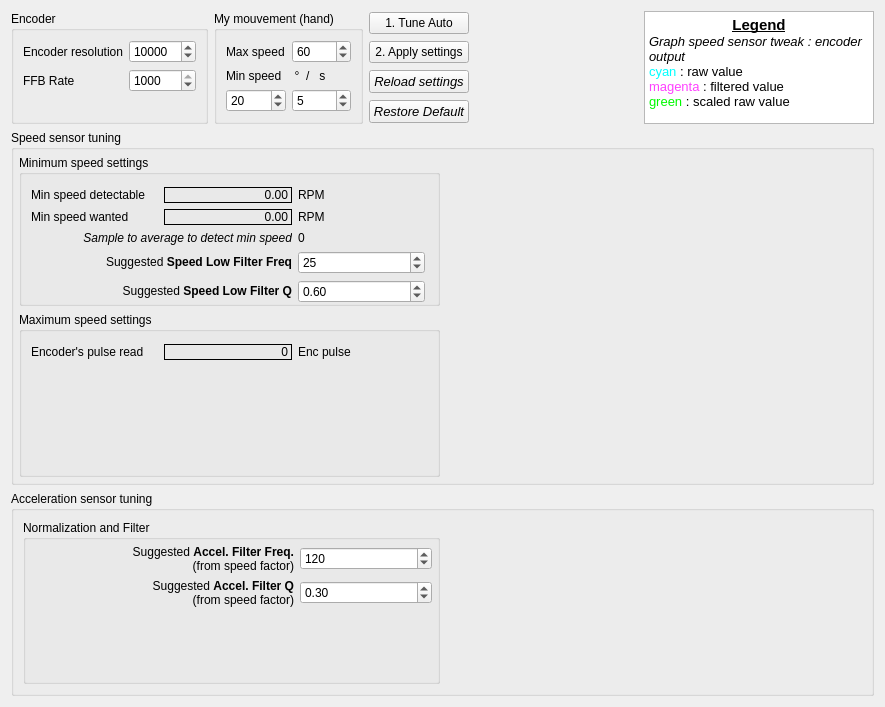
Qt form res/encoder_tune.ui (Ultrawipf/OpenFFBoard-configurator) before a commit.
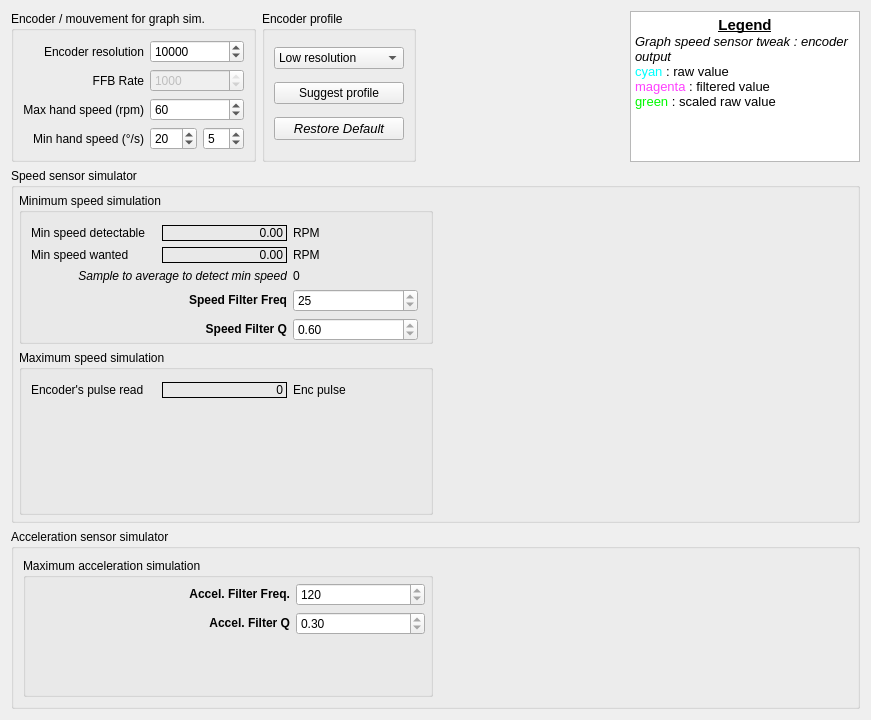
The same form after that commit. Custom widgets are drawn as their Qt base class.

Commit message: Add preset filter.

```diff
--- a/res/encoder_tune.ui
+++ b/res/encoder_tune.ui
@@ -6,8 +6,8 @@
    <rect>
     <x>0</x>
     <y>0</y>
-    <width>885</width>
-    <height>707</height>
+    <width>871</width>
+    <height>720</height>
    </rect>
   </property>
   <property name="sizePolicy">
@@ -32,122 +32,10 @@
    <string>DFU Mode</string>
   </property>
   <layout class="QGridLayout" name="gridLayout_2" rowstretch="0,0,0,0">
-   <item row="0" column="0">
-    <widget class="QGroupBox" name="groupbox_controls">
-     <property name="title">
-      <string>Encoder</string>
-     </property>
-     <layout class="QFormLayout" name="formLayout">
-      <item row="0" column="0">
-       <widget class="QLabel" name="label_10">
-        <property name="text">
-         <string>Encoder resolution</string>
-        </property>
-        <property name="alignment">
-         <set>Qt::AlignRight|Qt::AlignTrailing|Qt::AlignVCenter</set>
-        </property>
-       </widget>
-      </item>
-      <item row="0" column="1">
-       <widget class="QSpinBox" name="spinBox_encRes">
-        <property name="maximum">
-         <number>999999999</number>
-        </property>
-        <property name="value">
-         <number>10000</number>
-        </property>
-       </widget>
-      </item>
-      <item row="1" column="0">
-       <widget class="QLabel" name="label_2">
-        <property name="text">
-         <string>FFB Rate</string>
-        </property>
-       </widget>
-      </item>
-      <item row="1" column="1">
-       <widget class="QSpinBox" name="spinBox_ffbRate">
-        <property name="maximum">
-         <number>1000</number>
-        </property>
-        <property name="value">
-         <number>1000</number>
-        </property>
-       </widget>
-      </item>
-     </layout>
-    </widget>
-   </item>
-   <item row="0" column="1">
-    <widget class="QGroupBox" name="groupBox_2">
-     <property name="title">
-      <string>My mouvement (hand)</string>
-     </property>
-     <layout class="QGridLayout" name="gridLayout_3">
-      <item row="1" column="0" colspan="2">
-       <widget class="QLabel" name="label_4">
-        <property name="text">
-         <string>Min speed    °  /   s</string>
-        </property>
-       </widget>
-      </item>
-      <item row="2" column="1">
-       <widget class="QSpinBox" name="spinBox_minSec">
-        <property name="maximum">
-         <number>60</number>
-        </property>
-        <property name="value">
-         <number>5</number>
-        </property>
-       </widget>
-      </item>
-      <item row="2" column="0">
-       <widget class="QSpinBox" name="spinBox_minDeg">
-        <property name="maximum">
-         <number>360</number>
-        </property>
-        <property name="value">
-         <number>20</number>
-        </property>
-       </widget>
-      </item>
-      <item row="0" column="0">
-       <widget class="QLabel" name="label_3">
-        <property name="text">
-         <string>Max speed</string>
-        </property>
-       </widget>
-      </item>
-      <item row="0" column="1">
-       <widget class="QSpinBox" name="spinBox_maxSpeed">
-        <property name="maximum">
-         <number>300</number>
-        </property>
-        <property name="value">
-         <number>60</number>
-        </property>
-       </widget>
-      </item>
-     </layout>
-    </widget>
-   </item>
-   <item row="0" column="4">
-    <spacer name="horizontalSpacer">
-     <property name="orientation">
-      <enum>Qt::Horizontal</enum>
-     </property>
-     <property name="sizeHint" stdset="0">
-      <size>
-       <width>40</width>
-       <height>20</height>
-      </size>
-     </property>
-    </spacer>
-   </item>
-   <item row="2" column="0" colspan="6">
+   <item row="2" column="0" colspan="5">
     <widget class="QGroupBox" name="groupBox_3">
      <property name="title">
-      <string>Speed sensor tuning</string>
+      <string>Speed sensor simulator</string>
      </property>
      <layout class="QGridLayout" name="gridLayout_4" rowstretch="0,1" columnstretch="0,0">
       <property name="leftMargin">
@@ -175,7 +63,7 @@
       <item row="0" column="0">
        <widget class="QGroupBox" name="groupBox_4">
         <property name="title">
-         <string>Minimum speed settings</string>
+         <string>Minimum speed simulation</string>
         </property>
         <layout class="QGridLayout" name="gridLayout">
          <property name="sizeConstraint">
@@ -192,8 +80,11 @@
          </property>
          <item row="3" column="0" colspan="2">
           <widget class="QLabel" name="label_20">
+           <property name="enabled">
+            <bool>true</bool>
+           </property>
            <property name="text">
-            <string>&lt;html&gt;&lt;head/&gt;&lt;body&gt;&lt;p&gt;Suggested &lt;span style=&quot; font-weight:700;&quot;&gt;Speed Low Filter Freq&lt;/span&gt;&lt;/p&gt;&lt;/body&gt;&lt;/html&gt;</string>
+            <string>&lt;html&gt;&lt;head/&gt;&lt;body&gt;&lt;p&gt;&lt;span style=&quot; font-weight:700;&quot;&gt;Speed Filter Freq&lt;/span&gt;&lt;/p&gt;&lt;/body&gt;&lt;/html&gt;</string>
            </property>
            <property name="alignment">
             <set>Qt::AlignRight|Qt::AlignTrailing|Qt::AlignVCenter</set>
@@ -257,6 +148,9 @@
          </item>
          <item row="4" column="2">
           <widget class="QDoubleSpinBox" name="doubleSpinBox_speedQ">
+           <property name="readOnly">
+            <bool>true</bool>
+           </property>
            <property name="minimum">
             <double>0.100000000000000</double>
            </property>
@@ -301,7 +195,7 @@
          <item row="4" column="0" colspan="2">
           <widget class="QLabel" name="label_21">
            <property name="text">
-            <string>&lt;html&gt;&lt;head/&gt;&lt;body&gt;&lt;p&gt;Suggested &lt;span style=&quot; font-weight:700;&quot;&gt;Speed Low Filter Q&lt;/span&gt;&lt;/p&gt;&lt;/body&gt;&lt;/html&gt;</string>
+            <string>&lt;html&gt;&lt;head/&gt;&lt;body&gt;&lt;p&gt;&lt;span style=&quot; font-weight:700;&quot;&gt;Speed Filter Q&lt;/span&gt;&lt;/p&gt;&lt;/body&gt;&lt;/html&gt;</string>
            </property>
            <property name="alignment">
             <set>Qt::AlignRight|Qt::AlignTrailing|Qt::AlignVCenter</set>
@@ -310,6 +204,12 @@
          </item>
          <item row="3" column="2">
           <widget class="QSpinBox" name="spinBox_speedFreq">
+           <property name="enabled">
+            <bool>true</bool>
+           </property>
+           <property name="readOnly">
+            <bool>true</bool>
+           </property>
            <property name="maximum">
             <number>500</number>
            </property>
@@ -343,7 +243,7 @@
          </size>
         </property>
         <property name="title">
-         <string>Maximum speed settings</string>
+         <string>Maximum speed simulation</string>
         </property>
         <layout class="QGridLayout" name="gridLayout_5">
          <property name="sizeConstraint">
@@ -420,7 +320,290 @@
      </layout>
     </widget>
    </item>
-   <item row="0" column="5">
+   <item row="0" column="0">
+    <widget class="QGroupBox" name="groupbox_controls">
+     <property name="title">
+      <string>Encoder / mouvement for graph sim.</string>
+     </property>
+     <layout class="QGridLayout" name="gridLayout_8">
+      <item row="2" column="1" colspan="2">
+       <widget class="QSpinBox" name="spinBox_maxSpeed">
+        <property name="maximum">
+         <number>300</number>
+        </property>
+        <property name="value">
+         <number>60</number>
+        </property>
+       </widget>
+      </item>
+      <item row="2" column="0">
+       <widget class="QLabel" name="label_3">
+        <property name="text">
+         <string>Max hand speed (rpm)</string>
+        </property>
+        <property name="alignment">
+         <set>Qt::AlignRight|Qt::AlignTrailing|Qt::AlignVCenter</set>
+        </property>
+       </widget>
+      </item>
+      <item row="1" column="1" colspan="2">
+       <widget class="QSpinBox" name="spinBox_ffbRate">
+        <property name="enabled">
+         <bool>false</bool>
+        </property>
+        <property name="maximum">
+         <number>1000</number>
+        </property>
+        <property name="value">
+         <number>1000</number>
+        </property>
+       </widget>
+      </item>
+      <item row="3" column="1">
+       <widget class="QSpinBox" name="spinBox_minDeg">
+        <property name="maximum">
+         <number>360</number>
+        </property>
+        <property name="value">
+         <number>20</number>
+        </property>
+       </widget>
+      </item>
+      <item row="3" column="0">
+       <widget class="QLabel" name="label_4">
+        <property name="text">
+         <string>Min hand speed (°/s)</string>
+        </property>
+        <property name="alignment">
+         <set>Qt::AlignRight|Qt::AlignTrailing|Qt::AlignVCenter</set>
+        </property>
+       </widget>
+      </item>
+      <item row="1" column="0">
+       <widget class="QLabel" name="label_2">
+        <property name="text">
+         <string>FFB Rate</string>
+        </property>
+        <property name="alignment">
+         <set>Qt::AlignRight|Qt::AlignTrailing|Qt::AlignVCenter</set>
+        </property>
+       </widget>
+      </item>
+      <item row="0" column="0">
+       <widget class="QLabel" name="label_10">
+        <property name="text">
+         <string>Encoder resolution</string>
+        </property>
+        <property name="alignment">
+         <set>Qt::AlignRight|Qt::AlignTrailing|Qt::AlignVCenter</set>
+        </property>
+       </widget>
+      </item>
+      <item row="3" column="2">
+       <widget class="QSpinBox" name="spinBox_minSec">
+        <property name="maximum">
+         <number>60</number>
+        </property>
+        <property name="value">
+         <number>5</number>
+        </property>
+       </widget>
+      </item>
+      <item row="0" column="1" colspan="2">
+       <widget class="QSpinBox" name="spinBox_encRes">
+        <property name="maximum">
+         <number>999999999</number>
+        </property>
+        <property name="value">
+         <number>10000</number>
+        </property>
+       </widget>
+      </item>
+     </layout>
+    </widget>
+   </item>
+   <item row="0" column="1">
+    <widget class="QGroupBox" name="groupBox_2">
+     <property name="title">
+      <string>Encoder profile</string>
+     </property>
+     <layout class="QGridLayout" name="gridLayout_3">
+      <item row="3" column="0">
+       <widget class="QPushButton" name="pushButton_restoreDefault">
+        <property name="font">
+         <font>
+          <pointsize>10</pointsize>
+          <italic>true</italic>
+         </font>
+        </property>
+        <property name="focusPolicy">
+         <enum>Qt::NoFocus</enum>
+        </property>
+        <property name="text">
+         <string>Restore Default</string>
+        </property>
+       </widget>
+      </item>
+      <item row="1" column="0">
+       <widget class="QComboBox" name="comboBox_profileSelected">
+        <item>
+         <property name="text">
+          <string>Low resolution</string>
+         </property>
+        </item>
+        <item>
+         <property name="text">
+          <string>Medium resolution</string>
+         </property>
+        </item>
+        <item>
+         <property name="text">
+          <string>High resolution</string>
+         </property>
+        </item>
+       </widget>
+      </item>
+      <item row="2" column="0">
+       <widget class="QPushButton" name="pushButton_compute">
+        <property name="focusPolicy">
+         <enum>Qt::NoFocus</enum>
+        </property>
+        <property name="text">
+         <string>Suggest profile</string>
+        </property>
+       </widget>
+      </item>
+     </layout>
+    </widget>
+   </item>
+   <item row="3" column="0" colspan="5">
+    <widget class="QGroupBox" name="groupBox_6">
+     <property name="title">
+      <string>Acceleration sensor simulator</string>
+     </property>
+     <layout class="QGridLayout" name="gridLayout_6" rowstretch="0">
+      <property name="sizeConstraint">
+       <enum>QLayout::SetDefaultConstraint</enum>
+      </property>
+      <item row="0" column="0">
+       <widget class="QGroupBox" name="groupBox">
+        <property name="title">
+         <string>Maximum acceleration simulation</string>
+        </property>
+        <layout class="QGridLayout" name="gridLayout_7">
+         <property name="leftMargin">
+          <number>5</number>
+         </property>
+         <property name="topMargin">
+          <number>5</number>
+         </property>
+         <property name="rightMargin">
+          <number>5</number>
+         </property>
+         <property name="bottomMargin">
+          <number>5</number>
+         </property>
+         <item row="0" column="2">
+          <widget class="QSpinBox" name="spinBox_accelFreq">
+           <property name="readOnly">
+            <bool>true</bool>
+           </property>
+           <property name="maximum">
+            <number>500</number>
+           </property>
+           <property name="value">
+            <number>120</number>
+           </property>
+          </widget>
+         </item>
+         <item row="1" column="2">
+          <widget class="QDoubleSpinBox" name="doubleSpinBox_accelQ">
+           <property name="readOnly">
+            <bool>true</bool>
+           </property>
+           <property name="minimum">
+            <double>0.100000000000000</double>
+           </property>
+           <property name="maximum">
+            <double>1.200000000000000</double>
+           </property>
+           <property name="singleStep">
+            <double>0.010000000000000</double>
+           </property>
+           <property name="value">
+            <double>0.300000000000000</double>
+           </property>
+          </widget>
+         </item>
+         <item row="0" column="0" colspan="2">
+          <widget class="QLabel" name="label_6">
+           <property name="text">
+            <string>&lt;html&gt;&lt;head/&gt;&lt;body&gt;&lt;p&gt;&lt;span style=&quot; font-weight:700;&quot;&gt;Accel. Filter Freq.&lt;/span&gt;&lt;/p&gt;&lt;/body&gt;&lt;/html&gt;</string>
+           </property>
+           <property name="alignment">
+            <set>Qt::AlignRight|Qt::AlignTrailing|Qt::AlignVCenter</set>
+           </property>
+          </widget>
+         </item>
+         <item row="1" column="0" colspan="2">
+          <widget class="QLabel" name="label_9">
+           <property name="text">
+            <string>&lt;html&gt;&lt;head/&gt;&lt;body&gt;&lt;p&gt;&lt;span style=&quot; font-weight:700;&quot;&gt;Accel. Filter Q&lt;/span&gt;&lt;/p&gt;&lt;/body&gt;&lt;/html&gt;</string>
+           </property>
+           <property name="alignment">
+            <set>Qt::AlignRight|Qt::AlignTrailing|Qt::AlignVCenter</set>
+           </property>
+          </widget>
+         </item>
+         <item row="2" column="0" colspan="3">
+          <spacer name="verticalSpacer_2">
+           <property name="orientation">
+            <enum>Qt::Vertical</enum>
+           </property>
+           <property name="sizeHint" stdset="0">
+            <size>
+             <width>20</width>
+             <height>40</height>
+            </size>
+           </property>
+          </spacer>
+         </item>
+        </layout>
+       </widget>
+      </item>
+      <item row="0" column="1">
+       <widget class="QChartView" name="graph_accel" native="true">
+        <property name="minimumSize">
+         <size>
+          <width>300</width>
+          <height>100</height>
+         </size>
+        </property>
+        <property name="baseSize">
+         <size>
+          <width>0</width>
+          <height>0</height>
+         </size>
+        </property>
+       </widget>
+      </item>
+     </layout>
+    </widget>
+   </item>
+   <item row="0" column="3">
+    <spacer name="horizontalSpacer">
+     <property name="orientation">
+      <enum>Qt::Horizontal</enum>
+     </property>
+     <property name="sizeHint" stdset="0">
+      <size>
+       <width>40</width>
+       <height>20</height>
+      </size>
+     </property>
+    </spacer>
+   </item>
+   <item row="0" column="4">
     <widget class="QTextBrowser" name="textBrowser">
      <property name="sizePolicy">
       <sizepolicy hsizetype="Preferred" vsizetype="Minimum">
@@ -456,160 +639,6 @@
      </property>
     </widget>
    </item>
-   <item row="0" column="2">
-    <layout class="QVBoxLayout" name="verticalLayout">
-     <item>
-      <widget class="QPushButton" name="pushButton_compute">
-       <property name="focusPolicy">
-        <enum>Qt::NoFocus</enum>
-       </property>
-       <property name="text">
-        <string>1. Tune Auto</string>
-       </property>
-      </widget>
-     </item>
-     <item>
-      <widget class="QPushButton" name="pushButton_save">
-       <property name="enabled">
-        <bool>true</bool>
-       </property>
-       <property name="focusPolicy">
-        <enum>Qt::NoFocus</enum>
-       </property>
-       <property name="text">
-        <string>2. Apply settings</string>
-       </property>
-      </widget>
-     </item>
-     <item>
-      <widget class="QPushButton" name="pushButton_loadSettings">
-       <property name="font">
-        <font>
-         <pointsize>10</pointsize>
-         <italic>true</italic>
-        </font>
-       </property>
-       <property name="focusPolicy">
-        <enum>Qt::NoFocus</enum>
-       </property>
-       <property name="text">
-        <string>Reload settings</string>
-       </property>
-      </widget>
-     </item>
-     <item>
-      <widget class="QPushButton" name="pushButton_restoreDefault">
-       <property name="font">
-        <font>
-         <pointsize>10</pointsize>
-         <italic>true</italic>
-        </font>
-       </property>
-       <property name="focusPolicy">
-        <enum>Qt::NoFocus</enum>
-       </property>
-       <property name="text">
-        <string>Restore Default</string>
-       </property>
-      </widget>
-     </item>
-    </layout>
-   </item>
-   <item row="3" column="0" colspan="6">
-    <widget class="QGroupBox" name="groupBox_6">
-     <property name="title">
-      <string>Acceleration sensor tuning</string>
-     </property>
-     <layout class="QGridLayout" name="gridLayout_6" rowstretch="0">
-      <property name="sizeConstraint">
-       <enum>QLayout::SetDefaultConstraint</enum>
-      </property>
-      <item row="0" column="0">
-       <widget class="QGroupBox" name="groupBox">
-        <property name="title">
-         <string>Normalization and Filter</string>
-        </property>
-        <layout class="QGridLayout" name="gridLayout_7">
-         <property name="leftMargin">
-          <number>5</number>
-         </property>
-         <property name="topMargin">
-          <number>5</number>
-         </property>
-         <property name="rightMargin">
-          <number>5</number>
-         </property>
-         <property name="bottomMargin">
-          <number>5</number>
-         </property>
-         <item row="0" column="2">
-          <widget class="QSpinBox" name="spinBox_accelFreq">
-           <property name="maximum">
-            <number>500</number>
-           </property>
-           <property name="value">
-            <number>120</number>
-           </property>
-          </widget>
-         </item>
-         <item row="1" column="2">
-          <widget class="QDoubleSpinBox" name="doubleSpinBox_accelQ">
-           <property name="minimum">
-            <double>0.100000000000000</double>
-           </property>
-           <property name="maximum">
-            <double>1.200000000000000</double>
-           </property>
-           <property name="singleStep">
-            <double>0.010000000000000</double>
-           </property>
-           <property name="value">
-            <double>0.300000000000000</double>
-           </property>
-          </widget>
-         </item>
-         <item row="0" column="0" colspan="2">
-          <widget class="QLabel" name="label_6">
-           <property name="text">
-            <string>&lt;html&gt;&lt;head/&gt;&lt;body&gt;&lt;p&gt;Suggested &lt;span style=&quot; font-weight:700;&quot;&gt;Accel. Filter Freq.&lt;br/&gt;&lt;/span&gt;(from speed factor)&lt;/p&gt;&lt;/body&gt;&lt;/html&gt;</string>
-           </property>
-           <property name="alignment">
-            <set>Qt::AlignRight|Qt::AlignTrailing|Qt::AlignVCenter</set>
-           </property>
-          </widget>
-         </item>
-         <item row="1" column="0" colspan="2">
-          <widget class="QLabel" name="label_9">
-           <property name="text">
-            <string>&lt;html&gt;&lt;head/&gt;&lt;body&gt;&lt;p&gt;Suggested &lt;span style=&quot; font-weight:700;&quot;&gt;Accel. Filter Q&lt;br/&gt;&lt;/span&gt;(from speed factor)&lt;/p&gt;&lt;/body&gt;&lt;/html&gt;</string>
-           </property>
-           <property name="alignment">
-            <set>Qt::AlignRight|Qt::AlignTrailing|Qt::AlignVCenter</set>
-           </property>
-          </widget>
-         </item>
-         <item row="2" column="0" colspan="3">
-          <spacer name="verticalSpacer_2">
-           <property name="orientation">
-            <enum>Qt::Vertical</enum>
-           </property>
-           <property name="sizeHint" stdset="0">
-            <size>
-             <width>20</width>
-             <height>40</height>
-            </size>
-           </property>
-          </spacer>
-         </item>
-        </layout>
-       </widget>
-      </item>
-      <item row="0" column="1">
-       <widget class="QChartView" name="graph_accel" native="true"/>
-      </item>
-     </layout>
-    </widget>
-   </item>
   </layout>
  </widget>
  <customwidgets>
```
Left out of the diff: 6 changed lines with no effect on the pictures. The commit also changes 2 other files.
